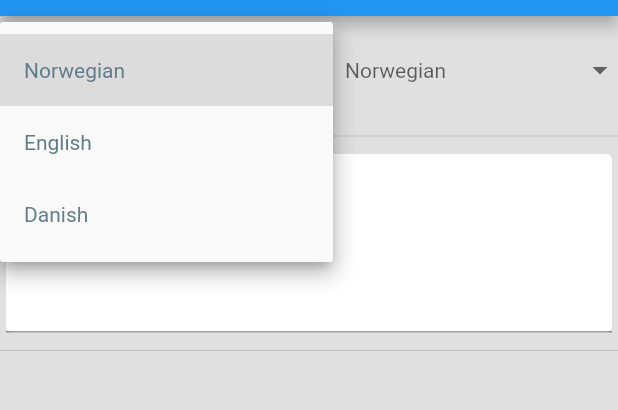
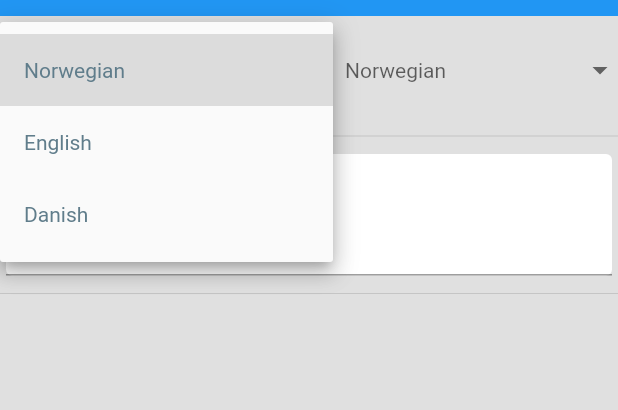
Before and after one commit to AlexanderBrecke/app_translate, a Flutter app: the screen it shows after launch, after a tap on "Norwegian", on a phone screen of 412 x 824 dp, the part 68-478 px from its top. Run offline on Flutter 3.47's test engine with Material 2 defaults, Android fonts, the phone set to English and light mode, and no system bars; our stand-ins replace shared_preferences; missing offline and left inert: translator.

Commit message:
Update project: fix: drop down buttons. Change: use provider. Add: data model, input card view, drop down button view, translate card view.

```diff
--- a/lib/Constants/constants.dart
+++ b/lib/Constants/constants.dart
@@ -2,8 +2,14 @@ import 'package:flutter/material.dart';
 
 final kAppTheme = ThemeData.light().copyWith(
   highlightColor: Colors.green,
-  backgroundColor: Colors.blueGrey,
+  primaryColor: Colors.blue[600],
   scaffoldBackgroundColor: Colors.grey[300],
+);
+
+final kNewAppTheme = ThemeData(
+  primarySwatch: Colors.blue,
+  primaryColor: Colors.blue[600],
+  scaffoldBackgroundColor: Colors.grey[300]
 );
 
 enum kToOrFrom{
@@ -11,6 +17,7 @@ enum kToOrFrom{
   FROM,
 }
 
+// supported languages
 enum kSupportedLanguages{
   Norwegian,
   English,
@@ -43,6 +50,9 @@ extension kLanguageShort on kSupportedLanguages{
   }
 }
 
+// ---
+
+
 // icons
 
 Icon kChangeIcon = const Icon(Icons.autorenew_outlined);
@@ -50,3 +60,17 @@ Icon kStarEmpty = const Icon(Icons.star_outline);
 Icon kStarFilled = const Icon(Icons.star);
 
 // ---
+
+// text
+
+TextStyle kTranslationTextStyle(double size, FontWeight weight){
+  return TextStyle(
+    fontSize: size,
+    fontWeight: weight,
+    color: Colors.white,
+  );
+}
+
+
+
+// ---
--- a/lib/Models/app_data_model.dart
+++ b/lib/Models/app_data_model.dart
@@ -1,19 +1,51 @@
 import 'package:flutter/material.dart';
+import 'package:translate/Constants/constants.dart';
 
 class AppDataModel extends ChangeNotifier{
 
-  List<String> supportedLanguages = ["Norwegian", "English", "Danish"];
-  String fromLanguage = "";
-  String toLanguage = "";
+  // Language handling
+
+  kSupportedLanguages fromLanguage = kSupportedLanguages.Norwegian;
+  kSupportedLanguages toLanguage = kSupportedLanguages.Norwegian;
+
+  void setLanguage(kToOrFrom toOrFrom, kSupportedLanguages lang){
+
+    if(toOrFrom == kToOrFrom.TO){
+      toLanguage = lang;
+    } else {
+      fromLanguage = lang;
+    }
+    notifyListeners();
+  }
 
   void switchLanguages(){
-    String from = fromLanguage;
-    String to = toLanguage;
+    kSupportedLanguages from = fromLanguage;
+    kSupportedLanguages to = toLanguage;
 
     if(from != to){
       fromLanguage = to;
       toLanguage = from;
+      notifyListeners();
     }
   }
 
+  kSupportedLanguages getLanguage(String lang){
+    String languages = "kSupportedLanguages.";
+    return kSupportedLanguages.values.firstWhere((e) => e.toString() == languages+lang);
+  }
+
+  // ---
+
+
+  // Input handling
+
+  final textFieldController = TextEditingController();
+
+  void foo(String input){
+    print(textFieldController.text);
+    notifyListeners();
+  }
+
+  // ---
+
 }
--- a/lib/Pages/main_page.dart
+++ b/lib/Pages/main_page.dart
@@ -1,7 +1,12 @@
 import 'package:flutter/material.dart';
 import 'package:shared_preferences/shared_preferences.dart';
 import 'package:translate/Constants/constants.dart';
+import 'package:translate/Models/app_data_model.dart';
+import 'package:translate/Views/dropdownbutton.dart';
+import 'package:translate/Views/input_card_view.dart';
+import 'package:translate/Views/translate_card_view.dart';
 import 'package:translator/translator.dart';
+import 'package:provider/provider.dart';
 
 class MainPage extends StatefulWidget {
   const MainPage({Key? key}) : super(key: key);
@@ -21,21 +26,6 @@ class _MainPageState extends State<MainPage> {
   // --- ---
 
 
-  // --- Languages ---
-
-  String _fromLanguage = "";
-  String _toLanguage = "";
-
-  // --- ---
-
-
-  // --- Controllers ---
-
-  final _textFieldController = TextEditingController();
-
-  // --- ---
-
-
 
   bool _isLoading = true;
 
@@ -46,17 +36,11 @@ class _MainPageState extends State<MainPage> {
 
   @override
   void initState() {
-    initializeLanguages();
     _loadSharedPrefs();
     super.initState();
   }
 
   // --- Logic functions ---
-
-  void initializeLanguages(){
-    _fromLanguage = kSupportedLanguages.Norwegian.toName();
-    _toLanguage = kSupportedLanguages.Norwegian.toName();
-  }
 
   void _loadSharedPrefs() async {
     _prefs = await SharedPreferences.getInstance();
@@ -66,17 +50,6 @@ class _MainPageState extends State<MainPage> {
     });
   }
 
-  void _switchLanguage(){
-    var to = _toLanguage;
-    var from = _fromLanguage;
-
-    if(to != from){
-      setState(() {
-        _toLanguage = from;
-        _fromLanguage = to;
-      });
-    }
-  }
 
   // --- ---
 
@@ -90,13 +63,12 @@ class _MainPageState extends State<MainPage> {
   // --- Page ---
   @override
   Widget build(BuildContext context) {
+
     return Scaffold(
       appBar: _appBar(),
 
 
       body: Center(
-
-
 
         child: Column(
           children: [
@@ -105,18 +77,26 @@ class _MainPageState extends State<MainPage> {
               mainAxisAlignment: MainAxisAlignment.center,
 
               children: [
-                _dropDownButton(kToOrFrom.FROM),
+                CustomDropDownButton(kToOrFrom.FROM),
                 IconButton(icon: kChangeIcon, onPressed: () {
-                  _switchLanguage();
+                  Provider.of<AppDataModel>(context, listen: false).switchLanguages();
                 }),
-                _dropDownButton(kToOrFrom.TO),
+                CustomDropDownButton(kToOrFrom.TO),
               ],
             ),
             Divider(),
 
+            InputCardView(),
 
-            _searchField(),
             Divider(),
+
+            if(Provider.of<AppDataModel>(context).textFieldController.text != "") ... [
+              TranslateCard(),
+              Divider(),
+            ]
+
+            //Provider.of<AppDataModel>(context).textFieldController.text != "" ? TranslateCard() : SizedBox(),
+
 
           ],
         ),
@@ -132,68 +112,7 @@ class _MainPageState extends State<MainPage> {
   AppBar _appBar(){
     return AppBar(
       title: Text("Translate"),
-    );
-  }
-
-  Widget _dropDownButton(kToOrFrom toOrFrom){
-
-    var suppLang = kSupportedLanguages.values.map((e) => e.toName()).toList();
-
-    String hint = "";
-    if(toOrFrom == kToOrFrom.TO){
-      hint = _toLanguage;
-    } else {
-      hint = _fromLanguage;
-    }
-
-    return Expanded(
-      child: Container(
-        margin: EdgeInsets.symmetric(vertical: 12),
-        child: DropdownButtonHideUnderline(
-          child: DropdownButton(
-
-            isExpanded: true,
-            style: TextStyle(color: Colors.blueGrey),
-
-            hint: Text(hint),
-              items: suppLang.map((String value) {
-                return DropdownMenuItem<String>(
-                  value: value,
-                  child: Text(value),
-                );
-              }).toList(),
-            onChanged: (newValue){
-              if(newValue != null){
-                setState(() {
-                  if(toOrFrom == kToOrFrom.TO){
-                    _toLanguage = newValue.toString();
-                    print(_toLanguage);
-                  } else {
-                    _fromLanguage = newValue.toString();
-                  }
-                });
-              }
-            },
-          ),
-        ),
-      ),
-    );
-  }
-
-  Widget _searchField(){
-    return Card(
       elevation: 0.0,
-      child: TextField(
-        maxLines: 5,
-        controller: _textFieldController,
-        onChanged: _foo,
-
-        // textInputAction: TextInputAction.done,
-        autocorrect: false,
-        // decoration: InputDecoration(
-        //   hintText: "Input to search",
-        // ),
-      ),
     );
   }
 
--- a/lib/Views/dropdownbutton.dart
+++ b/lib/Views/dropdownbutton.dart
@@ -1,40 +1,55 @@
 import 'package:flutter/material.dart';
+import 'package:provider/provider.dart';
 import 'package:translate/Constants/constants.dart';
+import 'package:translate/Models/app_data_model.dart';
 
-// Widget _dropDownButton(List<String> items, String lang){
-//
-//   // String hint = "";
-//   // if(toOrFrom == kToOrFrom.TO){
-//   //   hint = _toLanguage;
-//   // } else {
-//   //   hint = _fromLanguage;
-//   // }
-//   //
-//   // return Expanded(
-//   //   child: DropdownButtonHideUnderline(
-//   //     child: DropdownButton(
-//   //       isExpanded: true,
-//   //       style: TextStyle(color: Colors.blueGrey),
-//   //
-//   //       hint: Text(lang),
-//   //       items: items.map((String value) {
-//   //         return DropdownMenuItem<String>(
-//   //           value: value,
-//   //           child: Text(value),
-//   //         );
-//   //       }).toList(),
-//   //       onChanged: (newValue){
-//   //         if(newValue != null){
-//   //           setState(() {
-//   //             if(toOrFrom == kToOrFrom.TO){
-//   //               _toLanguage = newValue.toString();
-//   //             } else {
-//   //               _fromLanguage = newValue.toString();
-//   //             }
-//   //           });
-//   //         }
-//   //       },
-//   //     ),
-//   //   ),
-//   // );
-// }
+class CustomDropDownButton extends StatelessWidget {
+  const CustomDropDownButton(this._toOrFrom, {Key? key}) : super(key: key);
+
+  final kToOrFrom _toOrFrom;
+
+  @override
+  Widget build(BuildContext context) {
+    return _dropDownButton(context);
+  }
+
+  Widget _dropDownButton(BuildContext context){
+
+    var suppLang = kSupportedLanguages.values.map((e) => e.toName()).toList();
+
+    var provider = Provider.of<AppDataModel>(context);
+
+    return Expanded(
+      child: Container(
+        margin: EdgeInsets.symmetric(vertical: 12),
+        child: DropdownButtonHideUnderline(
+          child: DropdownButton(
+
+            isExpanded: true,
+            style: TextStyle(color: Colors.blueGrey),
+
+            hint: _toOrFrom == kToOrFrom.TO ? Text(provider.toLanguage.toName()) : Text(provider.fromLanguage.toName()),
+            items: suppLang.map((String value) {
+              return DropdownMenuItem<String>(
+                value: value,
+                child: Text(value),
+              );
+            }).toList(),
+            onChanged: (newValue){
+              if(newValue != null){
+
+                var lang = provider.getLanguage(newValue.toString());
+
+                if(_toOrFrom == kToOrFrom.TO){
+                  provider.setLanguage(_toOrFrom, lang);
+                } else {
+                  provider.setLanguage(_toOrFrom, lang);
+                }
+              }
+            },
+          ),
+        ),
+      ),
+    );
+  }
+}
--- /dev/null
+++ b/lib/Views/input_card_view.dart
@@ -0,0 +1,31 @@
+import 'package:flutter/material.dart';
+import 'package:provider/provider.dart';
+import 'package:translate/Models/app_data_model.dart';
+
+class InputCardView extends StatelessWidget {
+  const InputCardView({Key? key}) : super(key: key);
+
+  @override
+  Widget build(BuildContext context) {
+    return _searchField(context);
+  }
+
+  Widget _searchField(BuildContext context){
+    var provider = Provider.of<AppDataModel>(context, listen: false);
+
+    return Card(
+      elevation: 0.0,
+      child: TextField(
+        maxLines: 3,
+        controller: provider.textFieldController,
+        onChanged: provider.foo,
+
+        textInputAction: TextInputAction.done,
+        autocorrect: false,
+        // decoration: InputDecoration(
+        //   hintText: "Input to search",
+        // ),
+      ),
+    );
+  }
+}
--- a/lib/main.dart
+++ b/lib/main.dart
@@ -16,8 +16,9 @@ class TranslateApp extends StatelessWidget {
       create: (context) => AppDataModel(),
       child: MaterialApp(
         debugShowCheckedModeBanner: false,
-        theme: kAppTheme,
+        theme: kNewAppTheme,
         home: MainPage(),
+
       ),
     );
   }
```
Also changed, not shown: lib/Views/translate_card_view.dart (added, +76 -0 lines).
